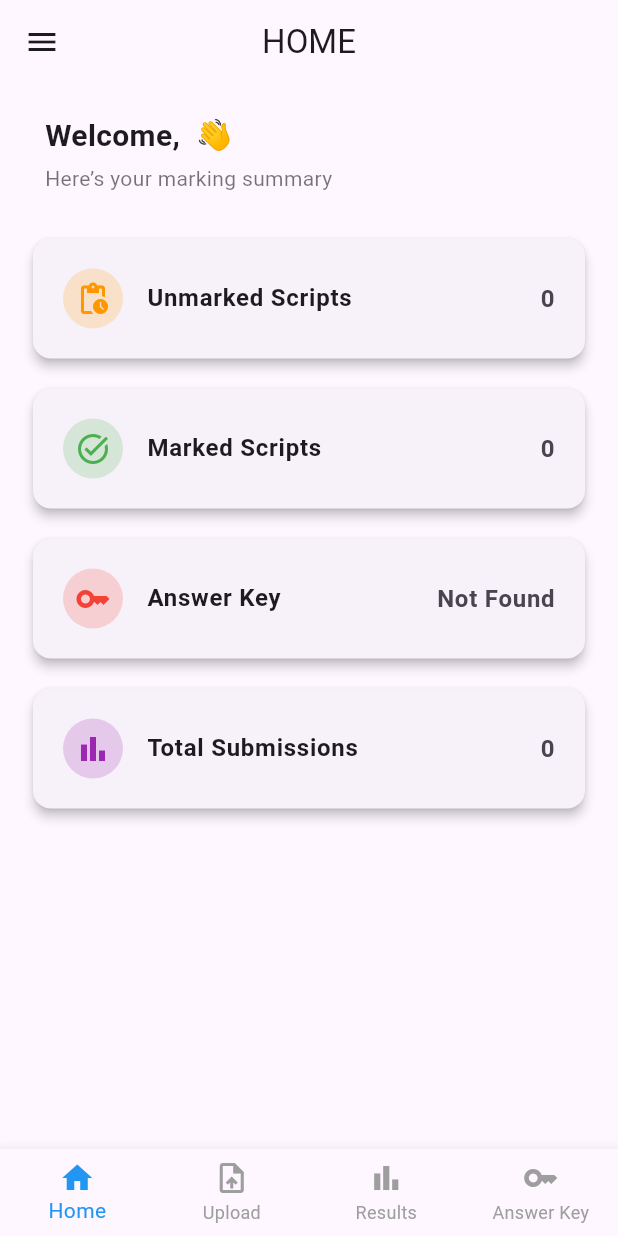
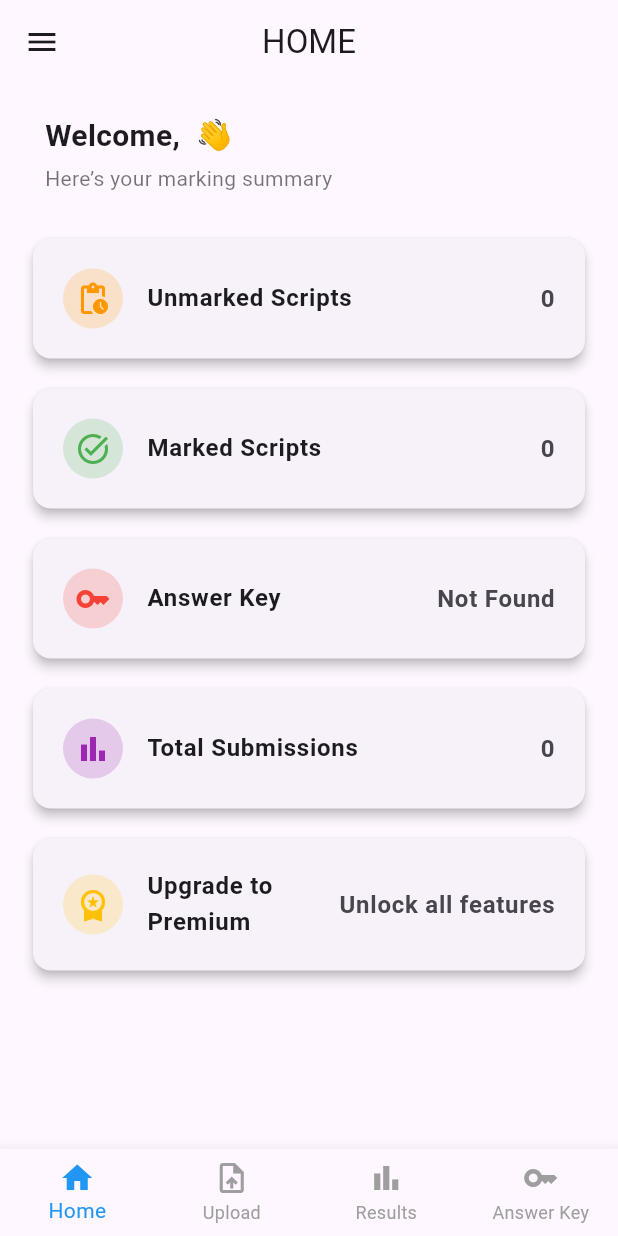
Before and after one commit to Wolfhaize/AutoMark-CS-Project, a Flutter app: the screen it shows once a user with an empty profile is signed in, on a phone screen of 412 x 824 dp. Run offline on Flutter 3.47's test engine with Material 3 defaults, Android fonts, the phone set to English and light mode, and no system bars; our stand-ins replace cloud_firestore, firebase_auth, firebase_core, flutter_dotenv, image_picker, open_file and 4 more; missing offline and left inert: google_mlkit_text_recognition, string_similarity, syncfusion_flutter_pdf; accounts and stored records are empty.

Commit message:
added card for unlocking premium

```diff
--- a/mobile/lib/screens/home_screen.dart
+++ b/mobile/lib/screens/home_screen.dart
@@ -15,29 +15,35 @@ class HomeScreen extends StatefulWidget {
 }
 
 class _HomeScreenState extends State<HomeScreen> {
-  String displayName = "Lecturer";
+  String? displayName;
+  bool isPremium = false;
+  bool isLoadingUser = true;
 
   @override
   void initState() {
     super.initState();
-    _loadUserName();
+    _loadUserData();
     WidgetsBinding.instance.addPostFrameCallback((_) {
       Provider.of<DashboardProvider>(context, listen: false).fetchStats();
     });
   }
 
-  Future<void> _loadUserName() async {
+  Future<void> _loadUserData() async {
     final user = FirebaseAuth.instance.currentUser;
     if (user == null) return;
 
-    final userDoc = await FirebaseFirestore.instance
-        .collection('users')
-        .doc(user.uid)
-        .get();
+    final userDoc = await FirebaseFirestore.instance.collection('users').doc(user.uid).get();
 
     if (userDoc.exists && userDoc.data() != null) {
       setState(() {
-        displayName = userDoc['name'] ?? user.email ?? 'Lecturer';
+        displayName = userDoc.data()!['name'] ?? user.email;
+        isPremium = userDoc.data()!['isPremium'] ?? false;
+        isLoadingUser = false;
+      });
+    } else {
+      setState(() {
+        displayName = user.email;
+        isLoadingUser = false;
       });
     }
   }
@@ -80,8 +86,9 @@ class _HomeScreenState extends State<HomeScreen> {
         child: RefreshIndicator(
           onRefresh: () async {
             await dashboardProvider.fetchStats();
+            await _loadUserData();
           },
-          child: dashboardProvider.isLoading
+          child: dashboardProvider.isLoading || isLoadingUser
               ? const Center(child: CircularProgressIndicator())
               : ListView(
                   padding: const EdgeInsets.symmetric(horizontal: 10),
@@ -92,7 +99,7 @@ class _HomeScreenState extends State<HomeScreen> {
                       child: Column(
                         crossAxisAlignment: CrossAxisAlignment.start,
                         children: [
-                          Text("Welcome, $displayName 👋",
+                          Text("Welcome, ${displayName ?? 'Lecturer'} 👋",
                               style: const TextStyle(fontSize: 20, fontWeight: FontWeight.bold)),
                           const SizedBox(height: 4),
                           const Text("Here’s your marking summary",
@@ -132,6 +139,16 @@ class _HomeScreenState extends State<HomeScreen> {
                       color: Colors.purple,
                       onTap: () => Navigator.pushNamed(context, '/result'),
                     ),
+
+                    // Only show the Premium Card if not premium
+                    if (!isPremium)
+                      _buildStatCard(
+                        title: "Upgrade to Premium",
+                        value: "Unlock all features",
+                        icon: Icons.workspace_premium,
+                        color: Colors.amber,
+                        onTap: () => Navigator.pushNamed(context, '/payments'),
+                      ),
                   ],
                 ),
         ),
```
